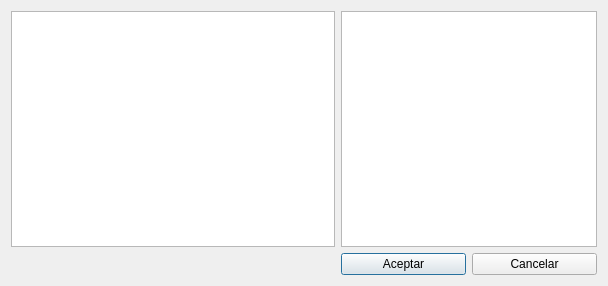
Old version of the form Zona_Pacientes/frmaddtipocliente.ui in the repository arcnexus/RedFoX.
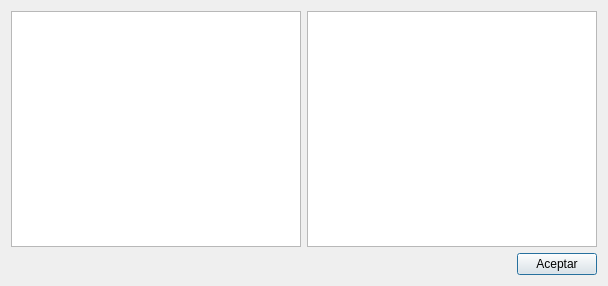
New version of the form. Icons and pictures are not drawn.

Diff of the .ui file:
```diff
--- a/Zona_Pacientes/frmaddtipocliente.ui
+++ b/Zona_Pacientes/frmaddtipocliente.ui
@@ -18,13 +18,9 @@
     <normaloff>:/Icons/PNG/Maya.png</normaloff>:/Icons/PNG/Maya.png</iconset>
   </property>
   <layout class="QGridLayout" name="gridLayout">
-   <item row="0" column="0">
-    <widget class="QListView" name="list_Familia"/>
-   </item>
-   <item row="0" column="1" colspan="2">
-    <widget class="QTableWidget" name="table_Subfamilia"/>
-   </item>
-   <item row="1" column="0">
+   <item row="1" column="0" colspan="2">
+    <layout class="QHBoxLayout" name="horizontalLayout">
+     <item>
     <spacer name="horizontalSpacer">
      <property name="orientation">
       <enum>Qt::Horizontal</enum>
@@ -37,7 +33,7 @@
      </property>
     </spacer>
    </item>
-   <item row="1" column="1">
+     <item>
     <widget class="QPushButton" name="btnAceptar">
      <property name="text">
       <string>Aceptar</string>
@@ -48,16 +44,13 @@
      </property>
     </widget>
    </item>
-   <item row="1" column="2">
-    <widget class="QPushButton" name="btnCancelar">
-     <property name="text">
-      <string>Cancelar</string>
-     </property>
-     <property name="icon">
-      <iconset resource="../maya.qrc">
-       <normaloff>:/Icons/PNG/Delete.png</normaloff>:/Icons/PNG/Delete.png</iconset>
-     </property>
-    </widget>
+    </layout>
+   </item>
+   <item row="0" column="1">
+    <widget class="QListWidget" name="list_subTipo"/>
+   </item>
+   <item row="0" column="0">
+    <widget class="QListWidget" name="list_tipo"/>
    </item>
   </layout>
  </widget>
```
Lines whose indentation alone changed are shown as unchanged.
